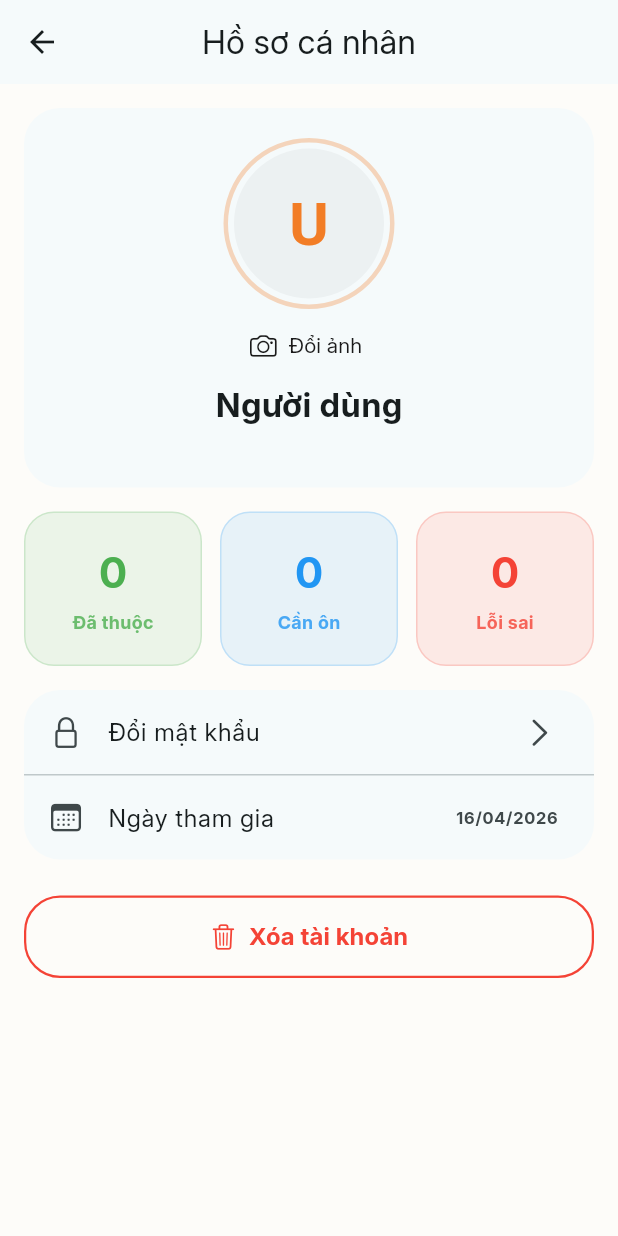
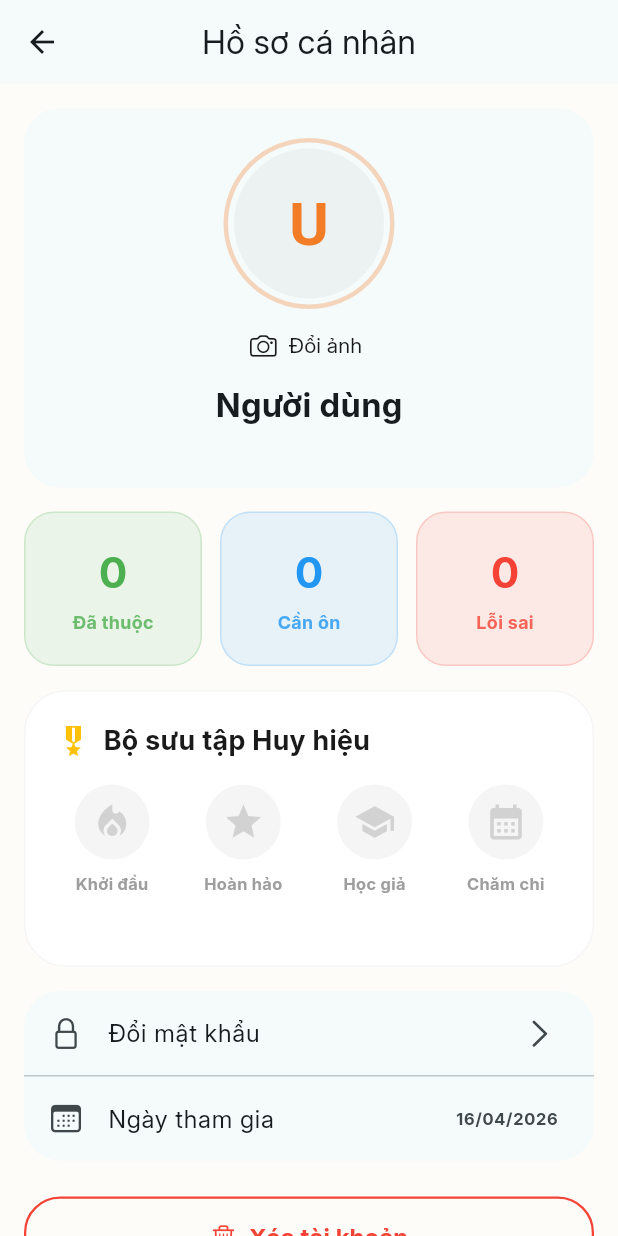
Before and after one commit to ankhang0704/fm_dictionary_app, a Flutter app: the ProfileScreen screen opened by its route, on a phone screen of 412 x 824 dp. Run offline on Flutter 3.47's test engine with Material 3 defaults, Android fonts, the phone set to English and light mode, and no system bars; our stand-ins replace cloud_firestore, confetti, easy_localization, firebase_auth, firebase_core, fl_chart and 12 more; missing offline and left inert: record, string_similarity, whisper_flutter_new; accounts and stored records are empty; generated files the repository leaves out were written again; Roboto replaces fonts that are missing (Playfair Display).

Commit message:
Update badge and gamification

```diff
--- a/lib/core/widgets/layout/logic/syns_data.dart
+++ b/lib/core/widgets/layout/logic/syns_data.dart
@@ -1,7 +1,7 @@
 import 'package:easy_localization/easy_localization.dart';
 import 'package:flutter/material.dart';
 import 'package:fm_dictionary/core/constants/constants.dart';
-import 'package:fm_dictionary/data/services/auth/auth_sync_service.dart';
+import 'package:fm_dictionary/data/services/auth_sync/auth_sync_service.dart';
 
 Future<void> handleSync(BuildContext context) async {
     showDialog(
--- a/lib/features/auth/presentation/providers/auth_provider.dart
+++ b/lib/features/auth/presentation/providers/auth_provider.dart
@@ -2,7 +2,7 @@
 
 import 'package:flutter/material.dart';
 import 'package:firebase_auth/firebase_auth.dart';
-import '../../../../data/services/auth/auth_sync_service.dart';
+import '../../../../data/services/auth_sync/auth_sync_service.dart';
 import '../../../../data/services/database/database_service.dart';
 
 class AuthProvider extends ChangeNotifier {
--- a/lib/features/auth/presentation/screens/profile_screen.dart
+++ b/lib/features/auth/presentation/screens/profile_screen.dart
@@ -3,6 +3,7 @@ import 'package:flutter/material.dart';
 import 'package:fm_dictionary/features/auth/presentation/widgets/delete_account_section.dart';
 import 'package:fm_dictionary/features/auth/presentation/widgets/profile_header.dart';
 import 'package:fm_dictionary/features/auth/presentation/widgets/profile_settings_list.dart';
+import 'package:fm_dictionary/features/gamification/presentation/widgets/badges_bento.dart';
 import 'package:provider/provider.dart';
 
 import '../providers/auth_provider.dart';
@@ -43,6 +44,9 @@ class ProfileScreen extends StatelessWidget {
                   // Box 2: Thống kê
                   const StatisticsSectionBento(),
                   const SizedBox(height: 16),
+                  // BOX MỚI: BỘ SƯU TẬP HUY HIỆU (Thêm vào đây)
+                  const BadgesBento(),
+                  const SizedBox(height: 16),
 
                   // Box 3: Cài đặt tài khoản
                   buildSettingsBento(context, user),
@@ -58,6 +62,4 @@ class ProfileScreen extends StatelessWidget {
       ),
     );
   }
-
-
 }
--- /dev/null
+++ b/lib/features/gamification/presentation/providers/gamification_provider.dart
@@ -0,0 +1,93 @@
+import 'package:flutter/material.dart';
+import 'package:hive_flutter/hive_flutter.dart';
+
+class BadgeModel {
+  final String id;
+  final String title;
+  final String description;
+  final IconData icon;
+  final bool isUnlocked;
+
+  BadgeModel({
+    required this.id,
+    required this.title,
+    required this.description,
+    required this.icon,
+    this.isUnlocked = false,
+  });
+}
+
+class GamificationProvider extends ChangeNotifier {
+  static const String _boxName = 'gamification_box';
+
+  List<BadgeModel> _badges = [];
+  List<BadgeModel> get badges => _badges;
+
+  final List<BadgeModel> _recentlyUnlocked = [];
+  List<BadgeModel> get recentlyUnlocked => _recentlyUnlocked;
+
+  GamificationProvider() {
+    _initBadges();
+  }
+
+  void _initBadges() {
+    final box = Hive.box(_boxName);
+    // Lấy danh sách ID huy hiệu đã mở khóa từ Hive (mặc định là rỗng)
+    List<String> unlockedIds = box.get('unlocked_badges', defaultValue: <String>[])?.cast<String>() ?? [];
+
+    // Cấu hình danh sách Huy hiệu mặc định
+    _badges = [
+      BadgeModel(id: 'first_blood', title: 'Khởi đầu', description: 'Hoàn thành bài học đầu tiên', icon: Icons.local_fire_department, isUnlocked: unlockedIds.contains('first_blood')),
+      BadgeModel(id: 'flawless', title: 'Hoàn hảo', description: 'Đạt điểm tuyệt đối 100% trong Quiz', icon: Icons.star, isUnlocked: unlockedIds.contains('flawless')),
+      BadgeModel(id: 'scholar', title: 'Học giả', description: 'Hoàn thành 1 Chặng (10 bài)', icon: Icons.school, isUnlocked: unlockedIds.contains('scholar')),
+      BadgeModel(id: 'dedication', title: 'Chăm chỉ', description: 'Chuỗi học tập 7 ngày liên tiếp', icon: Icons.calendar_month, isUnlocked: unlockedIds.contains('dedication')),
+    ];
+    notifyListeners();
+  }
+
+  void checkAndUnlockBadges({required int score, required int maxScore, required bool isRoadmap}) {
+    _recentlyUnlocked.clear();
+    if (!isRoadmap) return;
+
+    try {
+      if (score == maxScore && !_isBadgeUnlocked('flawless')) {
+        _unlockBadge('flawless');
+      }
+      if (score >= (maxScore * 0.8) && !_isBadgeUnlocked('first_blood')) {
+        _unlockBadge('first_blood');
+      }
+
+      if (_recentlyUnlocked.isNotEmpty) {
+        notifyListeners();
+      }
+    } catch (e) {
+      debugPrint('Lỗi Gamification: $e');
+    }
+  }
+
+  bool _isBadgeUnlocked(String id) {
+    return _badges.firstWhere((b) => b.id == id).isUnlocked;
+  }
+
+  void _unlockBadge(String id) {
+    final index = _badges.indexWhere((b) => b.id == id);
+    if (index != -1) {
+      // 1. Cập nhật state
+      _badges[index] = BadgeModel(
+        id: _badges[index].id, title: _badges[index].title,
+        description: _badges[index].description, icon: _badges[index].icon, isUnlocked: true,
+      );
+      _recentlyUnlocked.add(_badges[index]);
+
+      // 2. Lưu xuống Hive
+      final box = Hive.box(_boxName);
+      List<String> unlockedIds = box.get('unlocked_badges', defaultValue: <String>[])?.cast<String>() ?? [];
+      unlockedIds.add(id);
+      box.put('unlocked_badges', unlockedIds);
+    }
+  }
+
+  void clearRecentlyUnlocked() {
+    _recentlyUnlocked.clear();
+  }
+}
--- /dev/null
+++ b/lib/features/gamification/presentation/widgets/badges_bento.dart
@@ -0,0 +1,99 @@
+import 'package:flutter/material.dart';
+import 'package:provider/provider.dart';
+import '../../../../core/constants/constants.dart';
+import '../providers/gamification_provider.dart';
+
+class BadgesBento extends StatelessWidget {
+  const BadgesBento({super.key});
+
+  @override
+  Widget build(BuildContext context) {
+    final isDark = Theme.of(context).brightness == Brightness.dark;
+    final gamification = context.watch<GamificationProvider>();
+
+    return Container(
+      padding: const EdgeInsets.all(20),
+      decoration: BoxDecoration(
+        color: isDark ? AppConstants.darkCardColor : AppConstants.cardColor,
+        borderRadius: BorderRadius.circular(28),
+        border: Border.all(color: Colors.grey.withValues(alpha: 0.1)),
+      ),
+      child: Column(
+        crossAxisAlignment: CrossAxisAlignment.start,
+        children: [
+          Row(
+            children: [
+              const Icon(Icons.military_tech, color: Colors.amber, size: 24),
+              const SizedBox(width: 8),
+              Text(
+                "Bộ sưu tập Huy hiệu",
+                style: TextStyle(
+                  fontSize: 18,
+                  fontWeight: FontWeight.bold,
+                  color: isDark ? Colors.white : AppConstants.textPrimary,
+                ),
+              ),
+            ],
+          ),
+          const SizedBox(height: 16),
+          // Hiển thị danh sách dạng Grid
+          GridView.builder(
+            shrinkWrap: true,
+            physics: const NeverScrollableScrollPhysics(),
+            gridDelegate: const SliverGridDelegateWithFixedCrossAxisCount(
+              crossAxisCount: 4, // 4 Huy hiệu 1 hàng ngang
+              crossAxisSpacing: 12,
+              mainAxisSpacing: 12,
+              childAspectRatio: 0.75, // Chỉnh tỷ lệ hình chữ nhật
+            ),
+            itemCount: gamification.badges.length,
+            itemBuilder: (context, index) {
+              final badge = gamification.badges[index];
+              return _buildBadgeItem(badge, isDark);
+            },
+          ),
+        ],
+      ),
+    );
+  }
+
+  Widget _buildBadgeItem(BadgeModel badge, bool isDark) {
+    return Column(
+      children: [
+        Container(
+          width: 50,
+          height: 50,
+          decoration: BoxDecoration(
+            color: badge.isUnlocked
+                ? AppConstants.accentColor.withValues(alpha: 0.15)
+                : Colors.grey.withValues(alpha: 0.1),
+            shape: BoxShape.circle,
+            border: Border.all(
+              color: badge.isUnlocked ? AppConstants.accentColor : Colors.transparent,
+              width: 2,
+            ),
+          ),
+          child: Icon(
+            badge.icon,
+            color: badge.isUnlocked ? Colors.amber : Colors.grey.withValues(alpha: 0.4),
+            size: 28,
+          ),
+        ),
+        const SizedBox(height: 8),
+        Text(
+          badge.title,
+          textAlign: TextAlign.center,
+          maxLines: 1,
+          overflow: TextOverflow.ellipsis,
+          style: TextStyle(
+            fontSize: 11,
+            fontWeight: FontWeight.bold,
+            color: badge.isUnlocked
+                ? (isDark ? Colors.white : AppConstants.textPrimary)
+                : Colors.grey,
+          ),
+        ),
+      ],
+    );
+  }
+}
--- a/lib/features/roadmap/presentation/providers/roadmap_provider.dart
+++ b/lib/features/roadmap/presentation/providers/roadmap_provider.dart
@@ -122,4 +122,7 @@ class RoadmapProvider extends ChangeNotifier {
     }
     return null;
   }
+  void refresh() {
+    notifyListeners();
+  }
 }
--- a/lib/main.dart
+++ b/lib/main.dart
@@ -2,13 +2,14 @@ import 'package:easy_localization/easy_localization.dart';
 import 'package:flutter/material.dart';
 import 'package:fm_dictionary/core/constants/app_routes.dart';
 import 'package:fm_dictionary/core/utils/loading.dart';
-import 'package:fm_dictionary/data/services/auth/auth_sync_service.dart';
+import 'package:fm_dictionary/data/services/auth_sync/auth_sync_service.dart';
 import 'package:fm_dictionary/data/services/ai_speech/ai_assistant/ai_assistant_service.dart';
 import 'package:fm_dictionary/data/services/notify/notification_service.dart';
 import 'package:fm_dictionary/features/auth/presentation/screens/change_password_screen.dart';
 import 'package:fm_dictionary/features/auth/presentation/screens/forgot_password_screen.dart';
 import 'package:fm_dictionary/features/auth/presentation/screens/login_screen.dart';
 import 'package:fm_dictionary/features/auth/presentation/screens/register_screen.dart';
+import 'package:fm_dictionary/features/gamification/presentation/providers/gamification_provider.dart';
 import 'package:fm_dictionary/features/home/presentation/providers/home_provider.dart';
 import 'package:fm_dictionary/features/home/presentation/screens/menu_screen.dart';
 import 'package:fm_dictionary/features/home/presentation/screens/streak_screen.dart';
@@ -79,6 +80,7 @@ void main() async {
         ChangeNotifierProvider(create: (_) => QuizProvider()),
         ChangeNotifierProvider(create: (_) => SearchProvider()),
         ChangeNotifierProvider(create:  (_) => RoadmapProvider()),
+        ChangeNotifierProvider(create: (_) => GamificationProvider()),
       ],
       // 2. Tiếp theo là EasyLocalization để xử lý đa ngôn ngữ
       child: EasyLocalization(
--- a/pubspec.yaml
+++ b/pubspec.yaml
@@ -67,6 +67,7 @@ dependencies:
   connectivity_plus: ^7.0.0
   image_picker: ^1.0.7
   fl_chart: ^1.2.0
+  confetti: ^0.8.0
 dev_dependencies:
   flutter_test:
     sdk: flutter
```
Also changed, not shown: lib/data/services/auth_sync/auth_sync_service.dart (renamed from lib/data/services/auth/auth_sync_service.dart, +14 -26 lines), lib/data/services/database/word_service.dart (+36 -11 lines), lib/features/learning/presentation/providers/quiz_provider.dart (+30 -18 lines), lib/features/learning/quiz_screen.dart (+179 -62 lines), lib/features/learning/study_screen.dart (+8 -5 lines), lib/features/roadmap/presentation/screen/learning_roadmap_screen.dart (+21 -4 lines), pubspec.lock.
